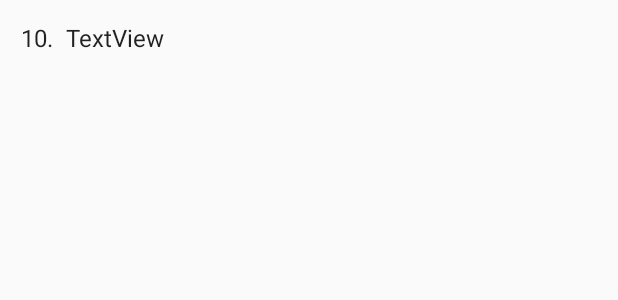
After one commit to Theaninova/ScheduleTest, an Android app: the layout layout_row_new.xml on its own in the app's theme, with its tools: preview values and no code run, on a phone screen of 412 x 824 dp. The commit adds this screen. Shown: the top 300 px of the screen. Run offline under Robolectric (Android 15) with nearby library versions, the phone set to English and light mode, and no system bars; network calls fail.

Commit message:
Version 1.10
+ ListView Items are now being displayed via a custom layout, resulting in much better linebreaks
+ A animation has been added, when the list is being refreshed
+ When swiped to refresh, the app will check if the local version equals the server version, and will not change anything if both are the same

Known Bugs:

- When scrolling down, the animation is played, too.

```diff
--- a/app/build.gradle
+++ b/app/build.gradle
@@ -8,7 +8,7 @@ android {
         minSdkVersion 15
         targetSdkVersion 25
         versionCode 1
-        versionName "1.9.1"
+        versionName "1.10"
         testInstrumentationRunner "android.support.test.runner.AndroidJUnitRunner"
         vectorDrawables.useSupportLibrary = true
     }
--- a/app/src/main/AndroidManifest.xml
+++ b/app/src/main/AndroidManifest.xml
@@ -42,7 +42,8 @@
                 android:name="android.app.shortcuts"
                 android:resource="@xml/shortcuts" />
         </activity>
-        <activity android:name=".SettingsActivity"></activity>
+        <activity android:name=".SettingsActivity" />
+        <activity android:name=".ActivityRowNew"></activity>
     </application>
 
 </manifest>
--- a/app/src/main/res/layout/layout_row.xml
+++ b/app/src/main/res/layout/layout_row.xml
@@ -4,7 +4,7 @@
     xmlns:tools="http://schemas.android.com/tools"
     android:layout_width="wrap_content"
     android:layout_height="wrap_content"
-    tools:context="com.wieland.www.scheduletest.layout_row">
+    tools:context="com.wieland.www.scheduletest.Layout_Row">
 
     <android.support.v7.widget.CardView
         android:layout_width="match_parent"
@@ -39,7 +39,9 @@
             <ListView
                 android:id="@+id/innerList"
                 android:layout_width="wrap_content"
-                android:layout_height="79dp"
+                android:layout_height="wrap_content"
+                android:divider="@null"
+                android:dividerHeight="0dp"
                 app:layout_constraintTop_toBottomOf="@+id/textTitleRow"
                 tools:layout_editor_absoluteX="24dp" />
 
--- /dev/null
+++ b/app/src/main/res/layout/layout_row_new.xml
@@ -0,0 +1,38 @@
+<?xml version="1.0" encoding="utf-8"?>
+<android.support.constraint.ConstraintLayout xmlns:android="http://schemas.android.com/apk/res/android"
+    xmlns:app="http://schemas.android.com/apk/res-auto"
+    xmlns:tools="http://schemas.android.com/tools"
+    android:layout_width="match_parent"
+    android:layout_height="match_parent"
+    android:padding="8dp"
+    android:paddingBottom="8dp"
+    android:paddingEnd="8dp"
+    android:paddingLeft="8dp"
+    android:paddingRight="8dp"
+    android:paddingStart="8dp"
+    android:paddingTop="8dp"
+    tools:context="com.wieland.www.scheduletest.ActivityRowNew">
+
+    <GridLayout
+        android:layout_width="wrap_content"
+        android:layout_height="wrap_content"
+        android:padding="6dp"
+        tools:layout_editor_absoluteX="8dp"
+        tools:layout_editor_absoluteY="8dp">
+
+        <TextView
+            android:id="@+id/textView4"
+            android:layout_width="30dp"
+            android:layout_height="wrap_content"
+            android:text="TextView"
+            android:textAppearance="@style/TextAppearance.AppCompat.Menu"
+            tools:text="10." />
+
+        <TextView
+            android:id="@+id/textView5"
+            android:layout_width="wrap_content"
+            android:layout_height="wrap_content"
+            android:text="TextView"
+            android:textAppearance="@style/TextAppearance.AppCompat.Menu" />
+    </GridLayout>
+</android.support.constraint.ConstraintLayout>
```
Also changed, not shown: app/src/main/java/com/wieland/www/scheduletest/ActivityRowNew.java (added, +59 -0 lines), app/src/main/java/com/wieland/www/scheduletest/Layout_Row.java (+22 -3 lines), app/src/main/java/com/wieland/www/scheduletest/Main2Activity.java (+21 -1 lines), app/src/main/java/com/wieland/www/scheduletest/ScheduleHandler.java (+4 -4 lines).
